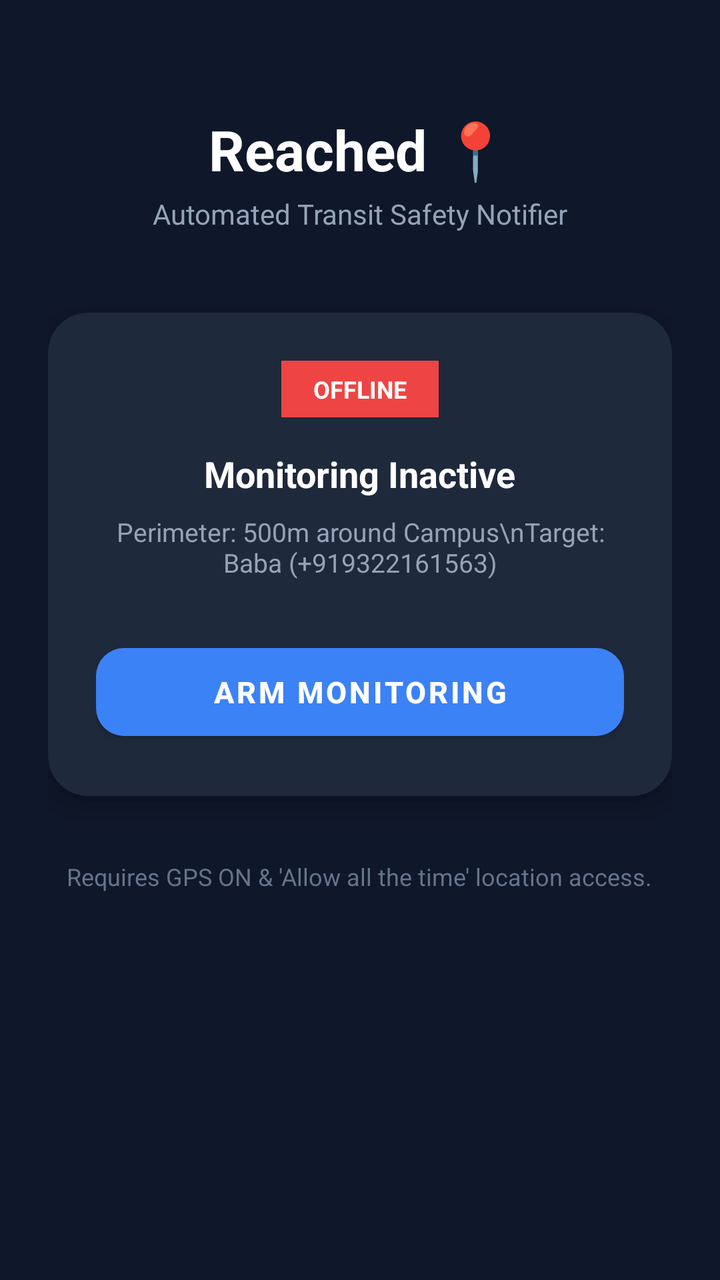
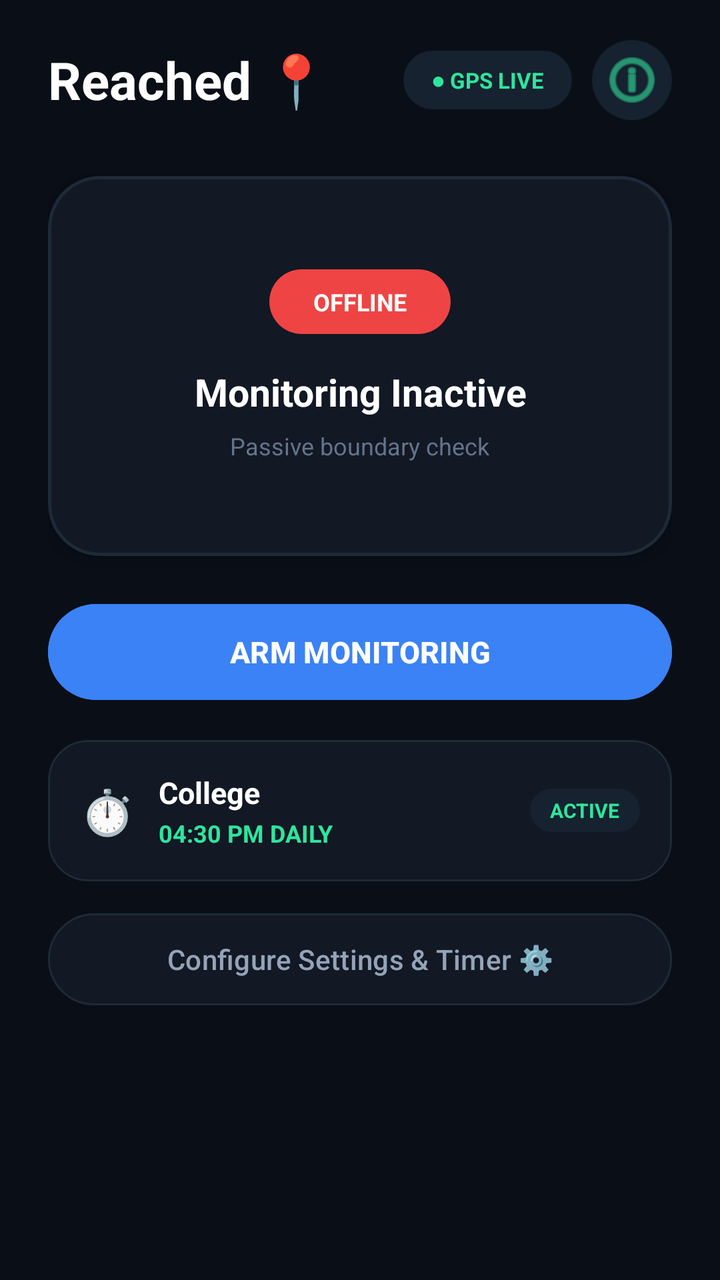

The first picture is an Android layout as it rendered before a commit; the second is the same layout after the commit. The layout source and the unified diff follow.
<!-- AndroidManifest.xml: application theme Theme.MaterialComponents.DayNight.NoActionBar -->
<!-- res/layout/activity_main.xml -->
<?xml version="1.0" encoding="utf-8"?>
<LinearLayout xmlns:android="http://schemas.android.com/apk/res/android"
    xmlns:app="http://schemas.android.com/apk/res-auto"
    android:layout_width="match_parent"
    android:layout_height="match_parent"
    android:orientation="vertical"
    android:background="#0F172A"
    android:padding="24dp"
    android:gravity="center_horizontal">

    <TextView
        android:layout_width="wrap_content"
        android:layout_height="wrap_content"
        android:layout_marginTop="32dp"
        android:text="Reached 📍"
        android:textColor="#FFFFFF"
        android:textSize="28sp"
        android:textStyle="bold" />

    <TextView
        android:layout_width="wrap_content"
        android:layout_height="wrap_content"
        android:layout_marginTop="4dp"
        android:text="Automated Transit Safety Notifier"
        android:textColor="#94A3B8"
        android:textSize="14sp" />

    <androidx.cardview.widget.CardView
        android:layout_width="match_parent"
        android:layout_height="wrap_content"
        android:layout_marginTop="40dp"
        app:cardCornerRadius="20dp"
        app:cardElevation="8dp"
        app:cardBackgroundColor="#1E293B">

        <LinearLayout
            android:layout_width="match_parent"
            android:layout_height="wrap_content"
            android:orientation="vertical"
            android:padding="24dp"
            android:gravity="center">

            <TextView
                android:id="@+id/tvStatusBadge"
                android:layout_width="wrap_content"
                android:layout_height="wrap_content"
                android:background="#EF4444"
                android:paddingStart="16dp"
                android:paddingTop="6dp"
                android:paddingEnd="16dp"
                android:paddingBottom="6dp"
                android:text="OFFLINE"
                android:textColor="#FFFFFF"
                android:textSize="12sp"
                android:textStyle="bold" />

            <TextView
                android:id="@+id/tvStatusText"
                android:layout_width="wrap_content"
                android:layout_height="wrap_content"
                android:layout_marginTop="16dp"
                android:text="Monitoring Inactive"
                android:textColor="#FFFFFF"
                android:textSize="18sp"
                android:textStyle="bold" />

            <TextView
                android:id="@+id/tvDetails"
                android:layout_width="wrap_content"
                android:layout_height="wrap_content"
                android:layout_marginTop="8dp"
                android:gravity="center"
                android:text="Perimeter: 500m around Campus\nTarget: Baba (+919322161563)"
                android:textColor="#94A3B8"
                android:textSize="13sp" />

            <com.google.android.material.button.MaterialButton
                android:id="@+id/btnToggle"
                android:layout_width="match_parent"
                android:layout_height="56dp"
                android:layout_marginTop="28dp"
                android:text="ARM MONITORING"
                android:textSize="15sp"
                android:textStyle="bold"
                android:textColor="#FFFFFF"
                app:backgroundTint="#3B82F6"
                app:cornerRadius="14dp" />

        </LinearLayout>
    </androidx.cardview.widget.CardView>

    <TextView
        android:layout_width="wrap_content"
        android:layout_height="wrap_content"
        android:layout_marginTop="32dp"
        android:text="Requires GPS ON &amp; 'Allow all the time' location access."
        android:textColor="#64748B"
        android:textSize="12sp"
        android:gravity="center" />

</LinearLayout>
<!-- resources referenced by this layout -->
<resources>

</resources>

<!-- the commit's change to res/layout/activity_main.xml (unified diff, before → after) -->
@@ -1,101 +1,200 @@
 <?xml version="1.0" encoding="utf-8"?>
-<LinearLayout xmlns:android="http://schemas.android.com/apk/res/android"
+<ScrollView xmlns:android="http://schemas.android.com/apk/res/android"
     xmlns:app="http://schemas.android.com/apk/res-auto"
     android:layout_width="match_parent"
     android:layout_height="match_parent"
-    android:orientation="vertical"
-    android:background="#0F172A"
-    android:padding="24dp"
-    android:gravity="center_horizontal">
-
-    <TextView
-        android:layout_width="wrap_content"
-        android:layout_height="wrap_content"
-        android:layout_marginTop="32dp"
-        android:text="Reached 📍"
-        android:textColor="#FFFFFF"
-        android:textSize="28sp"
-        android:textStyle="bold" />
-
-    <TextView
-        android:layout_width="wrap_content"
-        android:layout_height="wrap_content"
-        android:layout_marginTop="4dp"
-        android:text="Automated Transit Safety Notifier"
-        android:textColor="#94A3B8"
-        android:textSize="14sp" />
-
-    <androidx.cardview.widget.CardView
+    android:background="#0A0E17"
+    android:fillViewport="true">
+
+    <LinearLayout
         android:layout_width="match_parent"
         android:layout_height="wrap_content"
-        android:layout_marginTop="40dp"
-        app:cardCornerRadius="20dp"
-        app:cardElevation="8dp"
-        app:cardBackgroundColor="#1E293B">
-
+        android:gravity="center_horizontal"
+        android:orientation="vertical"
+        android:paddingHorizontal="24dp"
+        android:paddingTop="20dp"
+        android:paddingBottom="28dp">
+
+        
         <LinearLayout
             android:layout_width="match_parent"
             android:layout_height="wrap_content"
-            android:orientation="vertical"
-            android:padding="24dp"
-            android:gravity="center">
+            android:gravity="center_vertical"
+            android:orientation="horizontal">
 
             <TextView
-                android:id="@+id/tvStatusBadge"
+                android:layout_width="0dp"
+                android:layout_height="wrap_content"
+                android:layout_weight="1"
+                android:text="Reached 📍"
+                android:textColor="#FFFFFF"
+                android:textSize="26sp"
+                android:textStyle="bold" />
+
+            <TextView
                 android:layout_width="wrap_content"
                 android:layout_height="wrap_content"
-                android:background="#EF4444"
-                android:paddingStart="16dp"
-                android:paddingTop="6dp"
-                android:paddingEnd="16dp"
-                android:paddingBottom="6dp"
-                android:text="OFFLINE"
-                android:textColor="#FFFFFF"
-                android:textSize="12sp"
+                android:background="@drawable/badge_pill"
+                android:paddingHorizontal="14dp"
+                android:paddingVertical="7dp"
+                android:text="● GPS LIVE"
+                android:textColor="#2EE59D"
+                android:textSize="11sp"
                 android:textStyle="bold" />
 
-            <TextView
-                android:id="@+id/tvStatusText"
-                android:layout_width="wrap_content"
+            <ImageButton
+                android:id="@+id/btnAppGuide"
+                android:layout_width="40dp"
+                android:layout_height="40dp"
+                android:layout_marginStart="10dp"
+                android:background="@drawable/badge_pill"
+                android:contentDescription="Guide"
+                android:src="@android:drawable/ic_menu_info_details"
+                app:tint="#2EE59D" />
+        </LinearLayout>
+
+        
+        <com.google.android.material.card.MaterialCardView
+            android:id="@+id/cardStatusFloating"
+            android:layout_width="match_parent"
+            android:layout_height="190dp"
+            android:layout_marginTop="28dp"
+            app:cardBackgroundColor="#121824"
+            app:cardCornerRadius="26dp"
+            app:cardElevation="6dp"
+            app:strokeColor="#1E2A38"
+            app:strokeWidth="1.5dp">
+
+            <LinearLayout
+                android:layout_width="match_parent"
+                android:layout_height="match_parent"
+                android:gravity="center"
+                android:orientation="vertical"
+                android:padding="20dp">
+
+                <TextView
+                    android:id="@+id/tvStatusBadge"
+                    android:layout_width="wrap_content"
+                    android:layout_height="wrap_content"
+                    android:background="@drawable/badge_pill"
+                    android:backgroundTint="#EF4444"
+                    android:paddingHorizontal="22dp"
+                    android:paddingVertical="8dp"
+                    android:text="OFFLINE"
+                    android:textColor="#FFFFFF"
+                    android:textSize="12sp"
+                    android:textStyle="bold" />
+
+                <TextView
+                    android:id="@+id/tvStatusText"
+                    android:layout_width="wrap_content"
+                    android:layout_height="wrap_content"
+                    android:layout_marginTop="16dp"
+                    android:gravity="center"
+                    android:text="Monitoring Inactive"
+                    android:textColor="#FFFFFF"
+                    android:textSize="19sp"
+                    android:textStyle="bold" />
+
+                <TextView
+                    android:layout_width="wrap_content"
+                    android:layout_height="wrap_content"
+                    android:layout_marginTop="6dp"
+                    android:text="Passive boundary check"
+                    android:textColor="#64748B"
+                    android:textSize="12sp" />
+            </LinearLayout>
+        </com.google.android.material.card.MaterialCardView>
+
+        
+        <com.google.android.material.button.MaterialButton
+            android:id="@+id/btnToggle"
+            android:layout_width="match_parent"
+            android:layout_height="56dp"
+            android:layout_marginTop="20dp"
+            android:backgroundTint="#3B82F6"
+            android:text="ARM MONITORING"
+            android:textColor="#FFFFFF"
+            android:textSize="15sp"
+            android:textStyle="bold"
+            app:cornerRadius="28dp" />
+
+        
+        <com.google.android.material.card.MaterialCardView
+            android:layout_width="match_parent"
+            android:layout_height="wrap_content"
+            android:layout_marginTop="16dp"
+            app:cardBackgroundColor="#121824"
+            app:cardCornerRadius="20dp"
+            app:strokeColor="#1E2A38"
+            app:strokeWidth="1dp">
+
+            <LinearLayout
+                android:layout_width="match_parent"
                 android:layout_height="wrap_content"
-                android:layout_marginTop="16dp"
-                android:text="Monitoring Inactive"
-                android:textColor="#FFFFFF"
-                android:textSize="18sp"
-                android:textStyle="bold" />
-
-            <TextView
-                android:id="@+id/tvDetails"
-                android:layout_width="wrap_content"
-                android:layout_height="wrap_content"
-                android:layout_marginTop="8dp"
-                android:gravity="center"
-                android:text="Perimeter: 500m around Campus\nTarget: Baba (+919322161563)"
-                android:textColor="#94A3B8"
-                android:textSize="13sp" />
-
-            <com.google.android.material.button.MaterialButton
-                android:id="@+id/btnToggle"
-                android:layout_width="match_parent"
-                android:layout_height="56dp"
-                android:layout_marginTop="28dp"
-                android:text="ARM MONITORING"
-                android:textSize="15sp"
-                android:textStyle="bold"
-                android:textColor="#FFFFFF"
-                app:backgroundTint="#3B82F6"
-                app:cornerRadius="14dp" />
-
-        </LinearLayout>
-    </androidx.cardview.widget.CardView>
-
-    <TextView
-        android:layout_width="wrap_content"
-        android:layout_height="wrap_content"
-        android:layout_marginTop="32dp"
-        android:text="Requires GPS ON &amp; 'Allow all the time' location access."
-        android:textColor="#64748B"
-        android:textSize="12sp"
-        android:gravity="center" />
-
-</LinearLayout>
+                android:gravity="center_vertical"
+                android:orientation="horizontal"
+                android:padding="16dp">
+
+                <TextView
+                    android:layout_width="wrap_content"
+                    android:layout_height="wrap_content"
+                    android:text="⏱️"
+                    android:textSize="22sp" />
+
+                <LinearLayout
+                    android:layout_width="0dp"
+                    android:layout_height="wrap_content"
+                    android:layout_marginStart="12dp"
+                    android:layout_weight="1"
+                    android:orientation="vertical">
+
+                    <TextView
+                        android:id="@+id/tvActiveSlotTitle"
+                        android:layout_width="wrap_content"
+                        android:layout_height="wrap_content"
+                        android:text="College"
+                        android:textColor="#FFFFFF"
+                        android:textSize="15sp"
+                        android:textStyle="bold" />
+
+                    <TextView
+                        android:id="@+id/tvTimerSummary"
+                        android:layout_width="wrap_content"
+                        android:layout_height="wrap_content"
+                        android:layout_marginTop="2dp"
+                        android:text="04:30 PM DAILY"
+                        android:textColor="#2EE59D"
+                        android:textSize="12sp"
+                        android:textStyle="bold" />
+                </LinearLayout>
+
+                <TextView
+                    android:layout_width="wrap_content"
+                    android:layout_height="wrap_content"
+                    android:background="@drawable/badge_pill"
+                    android:paddingHorizontal="10dp"
+                    android:paddingVertical="4dp"
+                    android:text="ACTIVE"
+                    android:textColor="#2EE59D"
+                    android:textSize="10sp"
+                    android:textStyle="bold" />
+            </LinearLayout>
+        </com.google.android.material.card.MaterialCardView>
+
+        
+        <com.google.android.material.button.MaterialButton
+            android:id="@+id/btnOpenSettings"
+            android:layout_width="match_parent"
+            android:layout_height="54dp"
+            android:layout_marginTop="12dp"
+            android:backgroundTint="#121824"
+            android:text="Configure Settings &amp; Timer ⚙️"
+            android:textAllCaps="false"
+            android:textColor="#94A3B8"
+            app:cornerRadius="27dp"
+            app:strokeColor="#1E2A38"
+            app:strokeWidth="1dp" />
+
+    </LinearLayout>
+</ScrollView>
<!-- resource entries referenced after the edit -->
@@ -1,5 +1,15 @@
 <!-- resources referenced by this layout -->
 <resources>
-
+  <!-- drawable badge_pill (drawable) -->
+  <?xml version="1.0" encoding="utf-8"?>
+  <shape xmlns:android="http://schemas.android.com/apk/res/android">
+      <corners android:radius="50dp" />
+      <solid android:color="#16222F" />
+  </shape>
+  <style name="Theme.Pohachalo" parent="Base.Theme.Pohachalo" />
+  <style name="Base.Theme.Pohachalo" parent="Theme.Material3.DayNight.NoActionBar">
+          
+          
+      </style>
 </resources>
 
